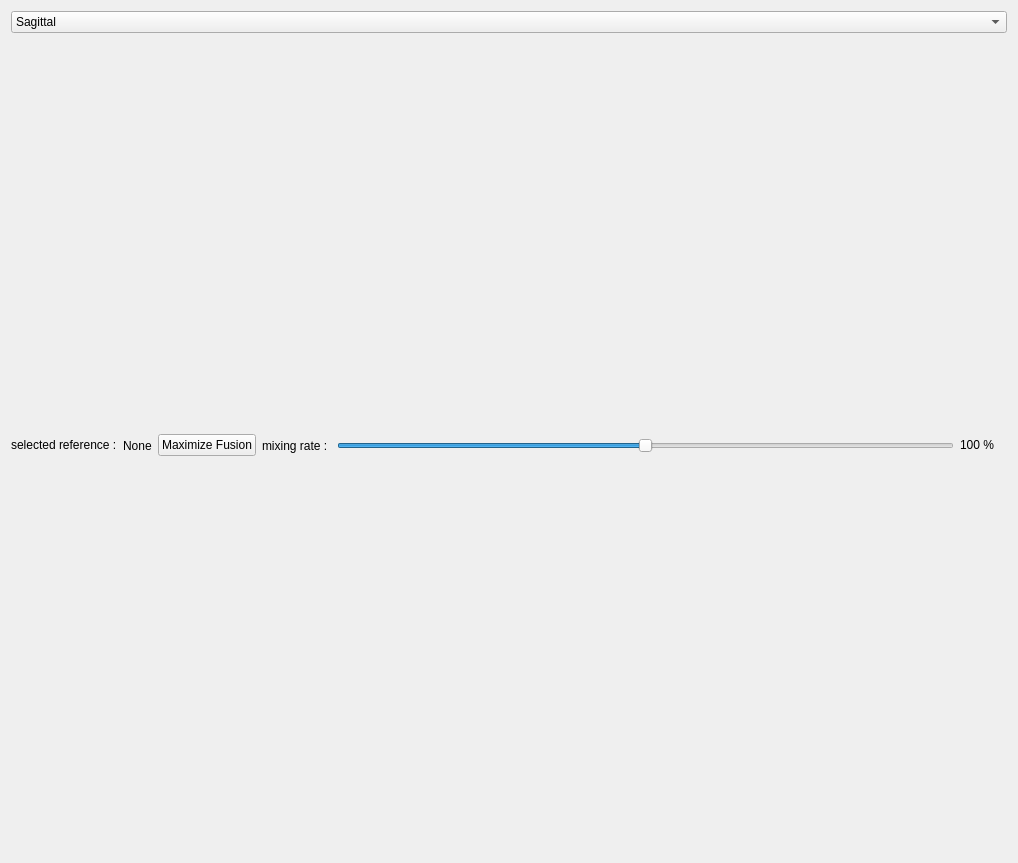
brainvisa/axon, file python/brainvisa/tools/displayTitledGrid.ui: the form before one commit.
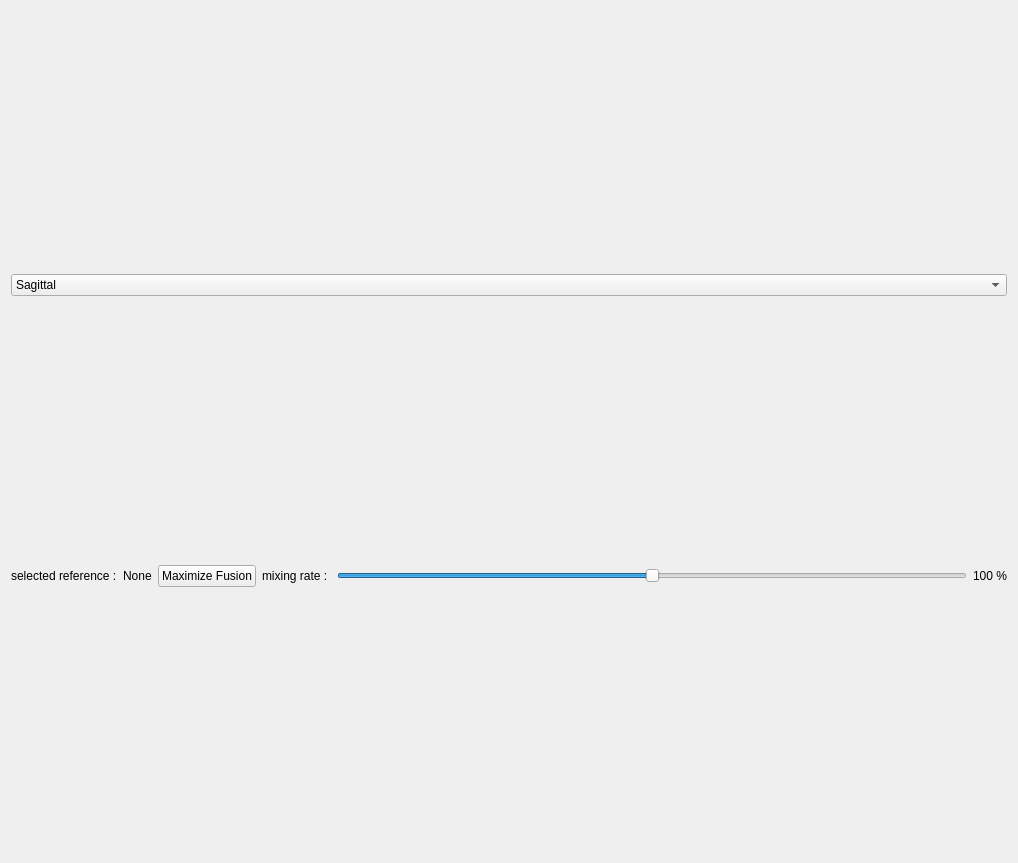
The form after the commit.

```diff
--- a/python/brainvisa/tools/displayTitledGrid.ui
+++ b/python/brainvisa/tools/displayTitledGrid.ui
@@ -50,7 +50,7 @@
     </layout>
    </item>
    <item>
-    <layout class="QHBoxLayout" name="horizontalLayout" stretch="0,0,0,0,0,0,0">
+    <layout class="QHBoxLayout" name="horizontalLayout" stretch="0,0,0,0,0,0">
      <item>
       <widget class="QLabel" name="mixrateLabel">
        <property name="sizePolicy">
@@ -79,7 +79,7 @@
       </widget>
      </item>
      <item>
-      <widget class="QLabel" name="fusionLlabel">
+      <widget class="QLabel" name="mixingRateLabel">
        <property name="text">
         <string>mixing rate : </string>
        </property>
@@ -117,13 +117,6 @@
        </property>
       </widget>
      </item>
-     <item>
-      <widget class="QLabel" name="mixingRateLabel">
-       <property name="text">
-        <string/>
-       </property>
-      </widget>
-     </item>
     </layout>
    </item>
   </layout>
```
Left out of the diff: 4 changed lines with no effect on the pictures.
